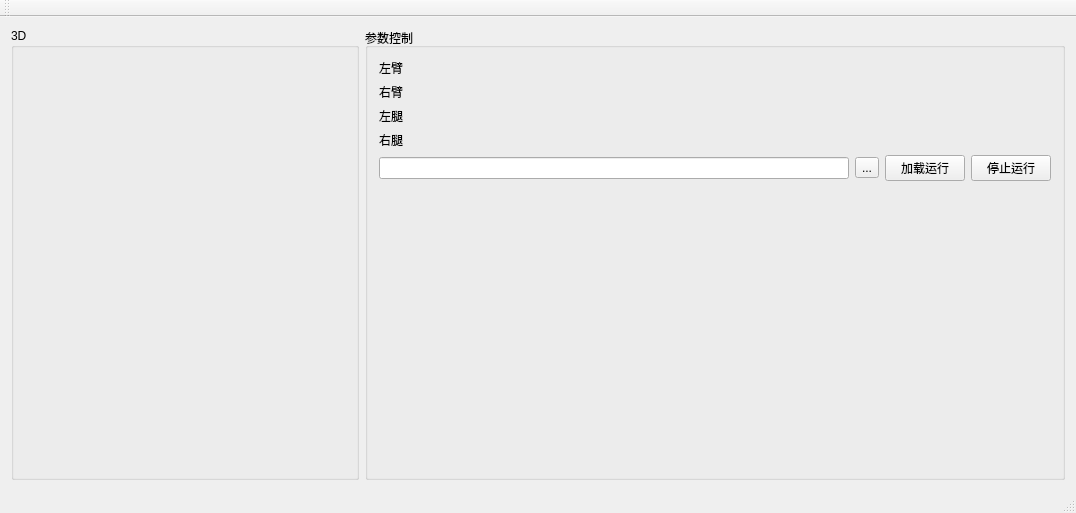
The window that mainwindow.ui (eagleqq/Human3D) describes before a commit, drawn with Qt 5.
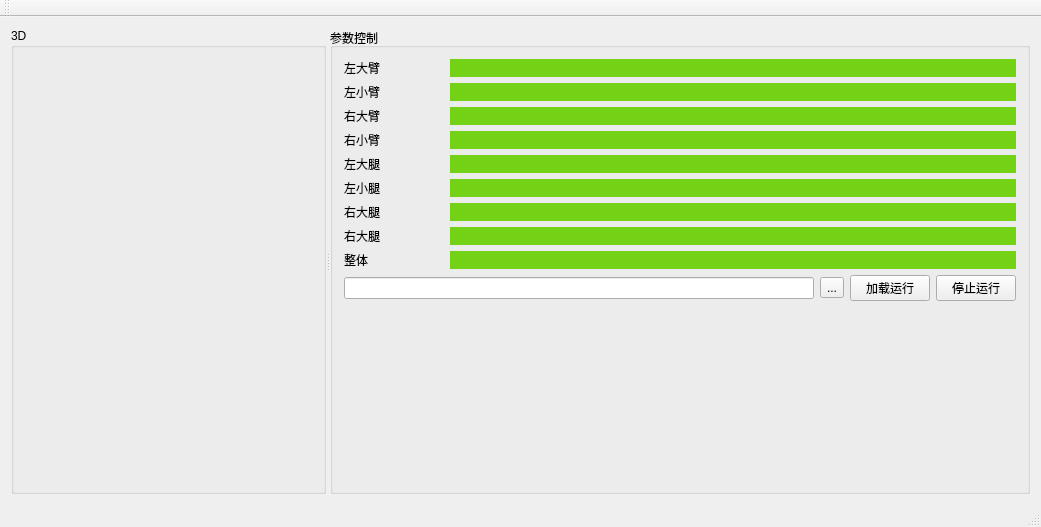
The same window after the commit. Custom widgets are drawn as their Qt base class.

Commit message: 增加小臂、小腿、整体旋转

Patch:
```diff
--- a/mainwindow.ui
+++ b/mainwindow.ui
@@ -6,8 +6,8 @@
    <rect>
     <x>0</x>
     <y>0</y>
-    <width>1076</width>
-    <height>513</height>
+    <width>1041</width>
+    <height>527</height>
    </rect>
   </property>
   <property name="windowTitle">
@@ -17,8 +17,12 @@
    <string notr="true"/>
   </property>
   <widget class="QWidget" name="centralWidget">
-   <layout class="QHBoxLayout" name="horizontalLayout_7">
+   <layout class="QVBoxLayout" name="verticalLayout_2">
     <item>
+     <widget class="QSplitter" name="splitter">
+      <property name="orientation">
+       <enum>Qt::Horizontal</enum>
+      </property>
      <widget class="QGroupBox" name="groupBox">
       <property name="title">
        <string>3D</string>
@@ -29,8 +33,6 @@
        </item>
       </layout>
      </widget>
-    </item>
-    <item>
      <widget class="QGroupBox" name="groupBox_2">
       <property name="maximumSize">
        <size>
@@ -53,12 +55,52 @@
             </size>
            </property>
            <property name="text">
-            <string>左臂</string>
+             <string>左大臂</string>
            </property>
           </widget>
          </item>
          <item>
-          <widget class="RotateParameterForm" name="rotateParaLeftArm" native="true"/>
+           <widget class="RotateParameterForm" name="rotateParaLeftArm1" native="true">
+            <property name="minimumSize">
+             <size>
+              <width>200</width>
+              <height>0</height>
+             </size>
+            </property>
+            <property name="styleSheet">
+             <string notr="true">background-color: rgb(115, 210, 22);</string>
+            </property>
+           </widget>
+          </item>
+         </layout>
+        </item>
+        <item>
+         <layout class="QHBoxLayout" name="horizontalLayout_10">
+          <item>
+           <widget class="QLabel" name="label_7">
+            <property name="maximumSize">
+             <size>
+              <width>100</width>
+              <height>16777215</height>
+             </size>
+            </property>
+            <property name="text">
+             <string>左小臂</string>
+            </property>
+           </widget>
+          </item>
+          <item>
+           <widget class="RotateParameterForm" name="rotateParaLeftArm2" native="true">
+            <property name="minimumSize">
+             <size>
+              <width>200</width>
+              <height>0</height>
+             </size>
+            </property>
+            <property name="styleSheet">
+             <string notr="true">background-color: rgb(115, 210, 22);</string>
+            </property>
+           </widget>
          </item>
         </layout>
        </item>
@@ -73,12 +115,52 @@
             </size>
            </property>
            <property name="text">
-            <string>右臂</string>
+             <string>右大臂</string>
            </property>
           </widget>
          </item>
          <item>
-          <widget class="RotateParameterForm" name="rotateParaRightArm" native="true"/>
+           <widget class="RotateParameterForm" name="rotateParaRightArm1" native="true">
+            <property name="minimumSize">
+             <size>
+              <width>200</width>
+              <height>0</height>
+             </size>
+            </property>
+            <property name="styleSheet">
+             <string notr="true">background-color: rgb(115, 210, 22);</string>
+            </property>
+           </widget>
+          </item>
+         </layout>
+        </item>
+        <item>
+         <layout class="QHBoxLayout" name="horizontalLayout_11">
+          <item>
+           <widget class="QLabel" name="label_8">
+            <property name="maximumSize">
+             <size>
+              <width>100</width>
+              <height>16777215</height>
+             </size>
+            </property>
+            <property name="text">
+             <string>右小臂</string>
+            </property>
+           </widget>
+          </item>
+          <item>
+           <widget class="RotateParameterForm" name="rotateParaRightArm2" native="true">
+            <property name="minimumSize">
+             <size>
+              <width>200</width>
+              <height>0</height>
+             </size>
+            </property>
+            <property name="styleSheet">
+             <string notr="true">background-color: rgb(115, 210, 22);</string>
+            </property>
+           </widget>
          </item>
         </layout>
        </item>
@@ -93,12 +175,52 @@
             </size>
            </property>
            <property name="text">
-            <string>左腿</string>
+             <string>左大腿</string>
            </property>
           </widget>
          </item>
          <item>
-          <widget class="RotateParameterForm" name="rotateParaLeftLeg" native="true"/>
+           <widget class="RotateParameterForm" name="rotateParaLeftThigh" native="true">
+            <property name="minimumSize">
+             <size>
+              <width>200</width>
+              <height>0</height>
+             </size>
+            </property>
+            <property name="styleSheet">
+             <string notr="true">background-color: rgb(115, 210, 22);</string>
+            </property>
+           </widget>
+          </item>
+         </layout>
+        </item>
+        <item>
+         <layout class="QHBoxLayout" name="horizontalLayout_9">
+          <item>
+           <widget class="QLabel" name="label_6">
+            <property name="maximumSize">
+             <size>
+              <width>100</width>
+              <height>16777215</height>
+             </size>
+            </property>
+            <property name="text">
+             <string>左小腿</string>
+            </property>
+           </widget>
+          </item>
+          <item>
+           <widget class="RotateParameterForm" name="rotateParaLeftLeg" native="true">
+            <property name="minimumSize">
+             <size>
+              <width>200</width>
+              <height>0</height>
+             </size>
+            </property>
+            <property name="styleSheet">
+             <string notr="true">background-color: rgb(115, 210, 22);</string>
+            </property>
+           </widget>
          </item>
         </layout>
        </item>
@@ -113,12 +235,82 @@
             </size>
            </property>
            <property name="text">
-            <string>右腿</string>
+             <string>右大腿</string>
            </property>
           </widget>
          </item>
          <item>
-          <widget class="RotateParameterForm" name="rotateParaRightLeg" native="true"/>
+           <widget class="RotateParameterForm" name="rotateParaRightThigh" native="true">
+            <property name="minimumSize">
+             <size>
+              <width>200</width>
+              <height>0</height>
+             </size>
+            </property>
+            <property name="styleSheet">
+             <string notr="true">background-color: rgb(115, 210, 22);</string>
+            </property>
+           </widget>
+          </item>
+         </layout>
+        </item>
+        <item>
+         <layout class="QHBoxLayout" name="horizontalLayout_8">
+          <item>
+           <widget class="QLabel" name="label_5">
+            <property name="maximumSize">
+             <size>
+              <width>100</width>
+              <height>16777215</height>
+             </size>
+            </property>
+            <property name="text">
+             <string>右大腿</string>
+            </property>
+           </widget>
+          </item>
+          <item>
+           <widget class="RotateParameterForm" name="rotateParaRightLeg" native="true">
+            <property name="minimumSize">
+             <size>
+              <width>200</width>
+              <height>0</height>
+             </size>
+            </property>
+            <property name="styleSheet">
+             <string notr="true">background-color: rgb(115, 210, 22);</string>
+            </property>
+           </widget>
+          </item>
+         </layout>
+        </item>
+        <item>
+         <layout class="QHBoxLayout" name="horizontalLayout_7">
+          <item>
+           <widget class="QLabel" name="label_9">
+            <property name="maximumSize">
+             <size>
+              <width>100</width>
+              <height>16777215</height>
+             </size>
+            </property>
+            <property name="text">
+             <string>整体</string>
+            </property>
+           </widget>
+          </item>
+          <item>
+           <widget class="RotateParameterForm" name="rotateParaWhole" native="true">
+            <property name="minimumSize">
+             <size>
+              <width>200</width>
+              <height>0</height>
+             </size>
+            </property>
+            <property name="styleSheet">
+             <string notr="true">background-color: rgb(115, 210, 22);</string>
+            </property>
+           </widget>
          </item>
         </layout>
        </item>
@@ -165,6 +357,7 @@
        </item>
       </layout>
      </widget>
+     </widget>
     </item>
    </layout>
    <zorder>groupBox</zorder>
```
Left out of the diff: 14 changed lines with no effect on the pictures. Lines whose indentation alone changed are shown as unchanged. The commit also changes 4 other files.
